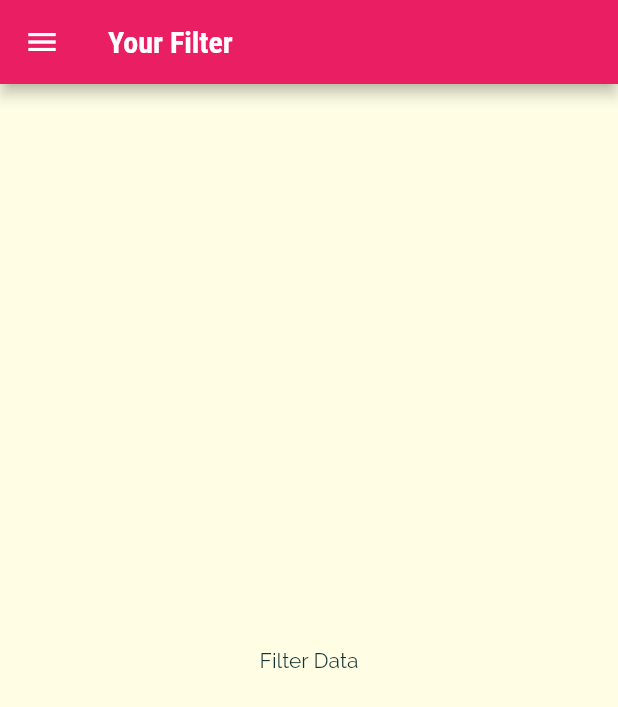
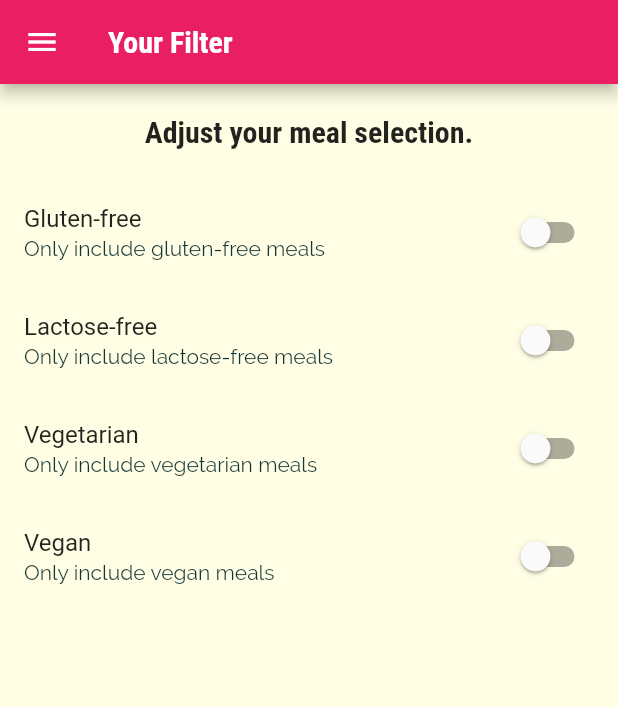
Before and after one commit to Manoj882/meals_app, a Flutter app: the FiltersScreen screen opened by its route, on a phone screen of 412 x 824 dp. Shown: the top 707 px of the screen. Run offline on Flutter 3.47's test engine with Material 2 defaults, Android fonts, the phone set to English and light mode, and no system bars.

Commit message:
Implemented filter switches

```diff
--- a/lib/screens/filters_screen.dart
+++ b/lib/screens/filters_screen.dart
@@ -1,9 +1,33 @@
 import 'package:flutter/material.dart';
 import '../widget/main_drawer.dart';
 
-class FiltersScreen extends StatelessWidget {
+class FiltersScreen extends StatefulWidget {
   static const routeName = '/filters';
   const FiltersScreen({super.key});
+
+  @override
+  State<FiltersScreen> createState() => _FiltersScreenState();
+}
+
+class _FiltersScreenState extends State<FiltersScreen> {
+  bool _glutenFree = false;
+  bool _lactoseFree = false;
+  bool _vegetarian = false;
+  bool _vegan = false;
+
+  Widget _buildSwitchListTile({
+    required String title,
+    required String subTitle,
+    required bool currentValue,
+    required void Function(bool)? updateValue,
+  }) {
+    return SwitchListTile(
+      title: Text(title),
+      value: currentValue,
+      subtitle: Text(subTitle),
+      onChanged: updateValue,
+    );
+  }
 
   @override
   Widget build(BuildContext context) {
@@ -12,8 +36,62 @@ class FiltersScreen extends StatelessWidget {
         title: Text('Your Filter'),
       ),
       drawer: MainDrawer(),
-      body: Center(
-        child: Text('Filter Data'),
+      body: Column(
+        children: [
+          Container(
+            padding: EdgeInsets.all(20),
+            child: Text(
+              'Adjust your meal selection.',
+              style: Theme.of(context).textTheme.titleLarge,
+            ),
+          ),
+          Expanded(
+            child: ListView(
+              children: [
+                _buildSwitchListTile(
+                  title: 'Gluten-free',
+                  subTitle: 'Only include gluten-free meals',
+                  currentValue: _glutenFree,
+                  updateValue: (newValue){
+                    setState(() {
+                      _glutenFree = newValue;
+                    });
+                  },
+                ),
+                _buildSwitchListTile(
+                  title: 'Lactose-free',
+                  subTitle: 'Only include lactose-free meals',
+                  currentValue: _lactoseFree,
+                  updateValue: (newValue){
+                    setState(() {
+                      _lactoseFree = newValue;
+                    });
+                  },
+                ),
+                _buildSwitchListTile(
+                  title: 'Vegetarian',
+                  subTitle: 'Only include vegetarian meals',
+                  currentValue: _vegetarian,
+                  updateValue: (newValue){
+                    setState(() {
+                      _vegetarian = newValue;
+                    });
+                  },
+                ),
+                _buildSwitchListTile(
+                  title: 'Vegan',
+                  subTitle: 'Only include vegan meals',
+                  currentValue: _vegan,
+                  updateValue: (newValue){
+                    setState(() {
+                      _vegan = newValue;
+                    });
+                  },
+                ),
+              ],
+            ),
+          ),
+        ],
       ),
     );
   }
```
